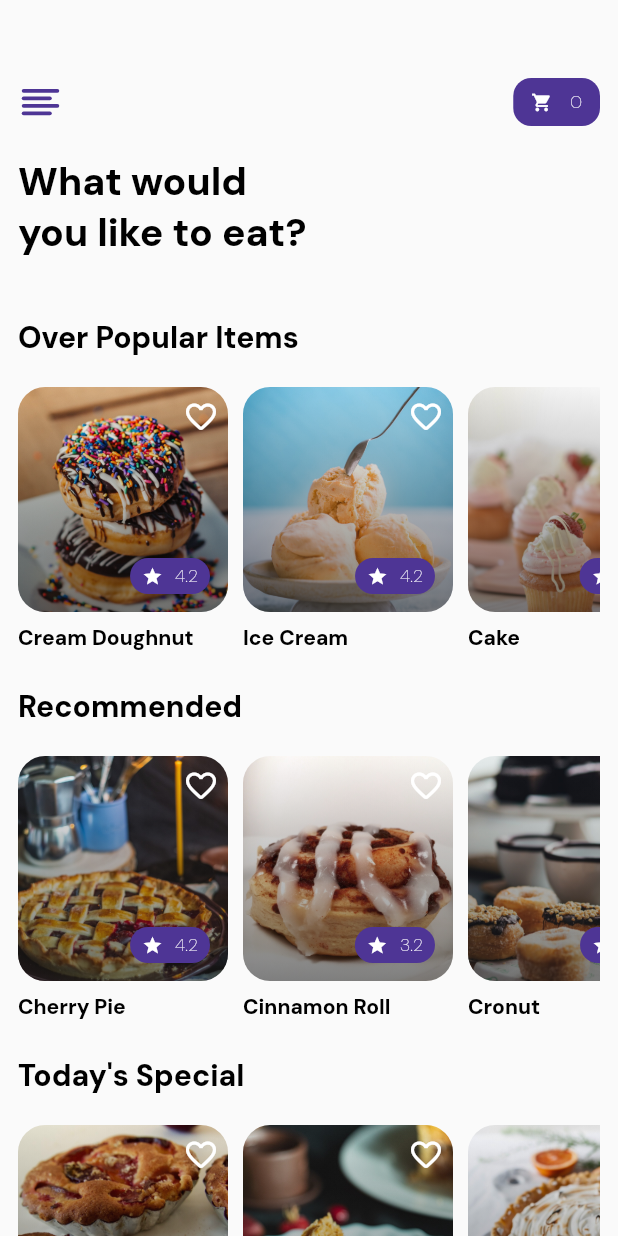
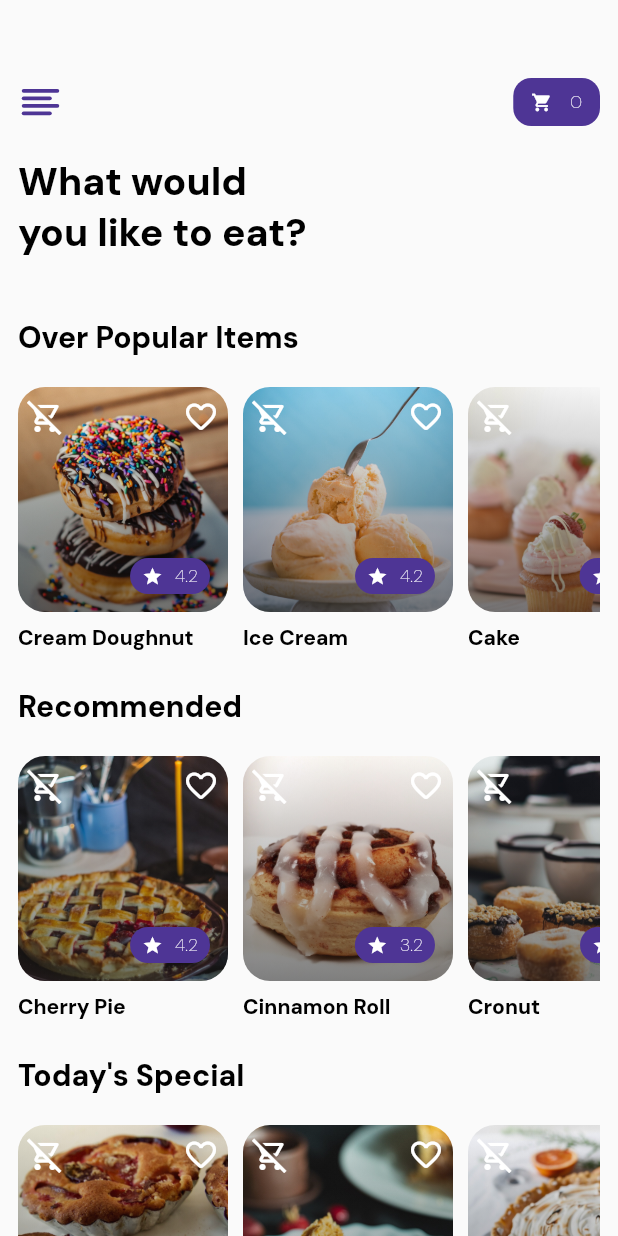
Before and after one commit to Marcusjnr/online_shop_app, a Flutter app: the screen it shows after launch, on a phone screen of 412 x 824 dp. Run offline on Flutter 3.47's test engine with Material 2 defaults, Android fonts, the phone set to English and light mode, and no system bars; our stand-ins replace equatable, flutter_bloc, flutter_feather_icons, fluttertoast, freezed_annotation, get_it and 1 more.

Commit message:
included added to cart icon

```diff
--- a/lib/app/main_page/features/online_shop_main_page/presentation/pages/details_page.dart
+++ b/lib/app/main_page/features/online_shop_main_page/presentation/pages/details_page.dart
@@ -9,6 +9,8 @@ import 'package:online_shop_app/core/enums/pastry_type.dart';
 import 'package:online_shop_app/styles/color.dart';
 import 'package:flutter_feather_icons/flutter_feather_icons.dart';
 import 'package:online_shop_app/utils/navigation_service.dart';
+
+import 'main_page/main_page.dart';
 
 class DetailsPage extends StatelessWidget {
   final String image;
@@ -218,7 +220,7 @@ class DetailsPage extends StatelessWidget {
                               );
                             }
 
-                            popView(context);
+                            navigateReplace(context, const MainPage());
                           },
                           child: Container(
                             decoration: BoxDecoration(
--- a/lib/app/main_page/features/online_shop_main_page/presentation/widgets/items_container.dart
+++ b/lib/app/main_page/features/online_shop_main_page/presentation/widgets/items_container.dart
@@ -1,5 +1,8 @@
 import 'package:flutter/material.dart';
+import 'package:flutter_bloc/flutter_bloc.dart';
 import 'package:online_shop_app/app/main_page/features/online_shop_main_page/data/models/pastry_model.dart';
+import 'package:online_shop_app/app/main_page/features/shopping_cart/presentation/blocs/shopping_cart/shopping_cart_cubit.dart';
+import 'package:online_shop_app/app/main_page/features/shopping_cart/presentation/blocs/shopping_cart/shopping_cart_state.dart';
 import 'package:online_shop_app/styles/color.dart';
 
 class ItemsContainer extends StatelessWidget {
@@ -97,6 +100,15 @@ class ItemsContainer extends StatelessWidget {
                           color: Colors.white,
                         ),
                       )
+                  ),
+
+                  Positioned(
+                      left: 6,
+                      top: 8,
+                      child: Icon(
+                        pastry.addedToCart ? Icons.shopping_cart : Icons.remove_shopping_cart_outlined,
+                        color: Colors.white,
+                      )
                   )
                 ],
               ),
```
Also changed, not shown: ss/1.png.
